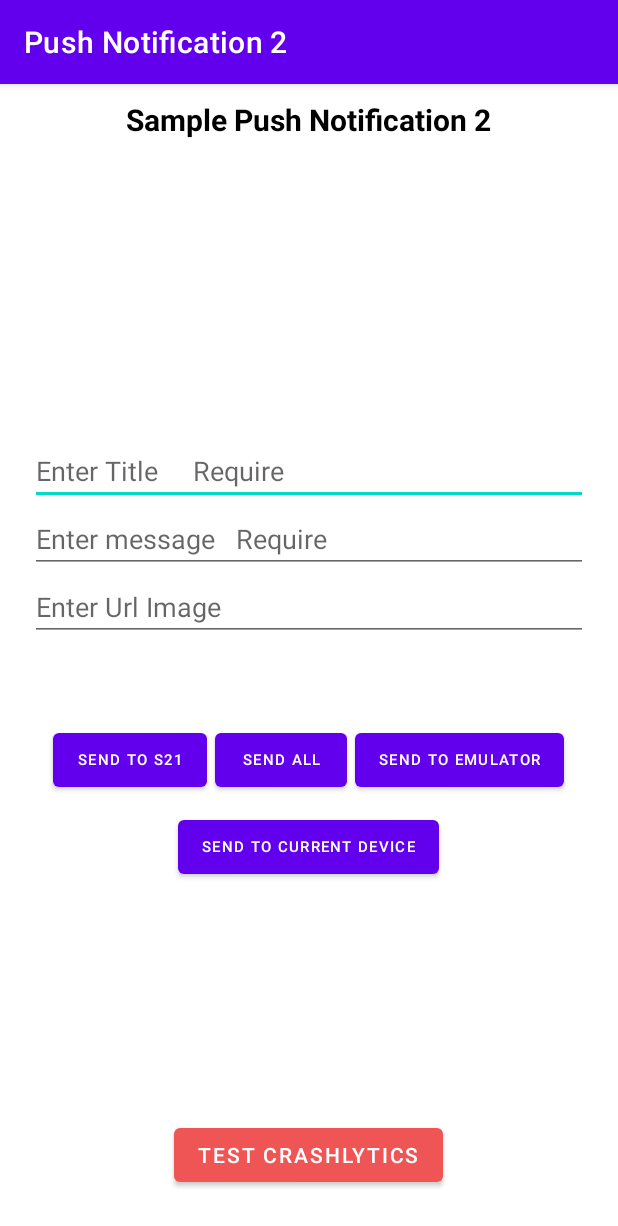
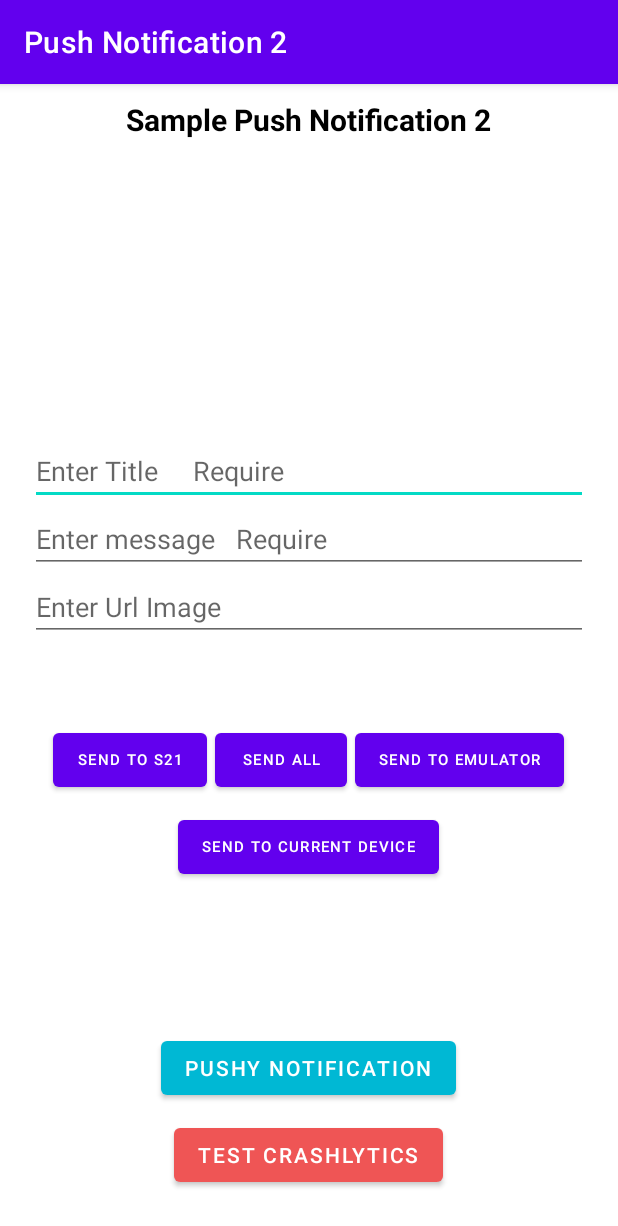
Before and after one commit to arashaltafi/Notification, an Android app: the screen it shows after launch (MainActivity), on a phone screen of 412 x 824 dp. Shown: the top 1226 px of the screen. Run offline under Robolectric (Android 15) with nearby library versions, the phone set to English and light mode, and no system bars; libraries missing offline, so code that uses them is left out: me.pushy.sdk; 1 statement that could not run was skipped.

Commit message:
Commit Add Pushy

```diff
--- a/app/src/main/java/com/arash/altafi/notification2/MainActivity.kt
+++ b/app/src/main/java/com/arash/altafi/notification2/MainActivity.kt
@@ -1,26 +1,38 @@
 package com.arash.altafi.notification2
 
 import android.content.Context
-import androidx.appcompat.app.AppCompatActivity
+import android.content.Intent
+import android.net.Uri
 import android.os.Bundle
 import android.util.Log
+import androidx.appcompat.app.AppCompatActivity
 import com.google.android.gms.tasks.OnCompleteListener
 import com.google.firebase.messaging.FirebaseMessaging
+import com.google.gson.Gson
 import kotlinx.android.synthetic.main.activity_main.*
 import kotlinx.coroutines.CoroutineScope
 import kotlinx.coroutines.Dispatchers
 import kotlinx.coroutines.launch
+import me.pushy.sdk.Pushy
 
 class MainActivity : AppCompatActivity() {
 
     private val topic = "/topics/myTopic2"
+    private var deviceToken: String? = null
+    private lateinit var registerForPushNotificationsAsync: RegisterForPushNotificationsAsync
 
     override fun onCreate(savedInstanceState: Bundle?) {
         super.onCreate(savedInstanceState)
         setContentView(R.layout.activity_main)
 
+        pushy()
+
         btnTestCrashlytics.setOnClickListener {
             throw RuntimeException("Test Crash")
+        }
+
+        btnPushyNotification.setOnClickListener {
+            startActivity(Intent(Intent.ACTION_VIEW, Uri.parse("https://arashaltafi.ir/pushy/")))
         }
 
         FirebaseService.sharedPref = getSharedPreferences("sharedPref", Context.MODE_PRIVATE)
@@ -99,16 +111,45 @@ class MainActivity : AppCompatActivity() {
 
     }
 
+    private fun pushy() {
+        //get data
+        val id = intent.getIntExtra("id", 0)
+        val message = intent.getStringExtra("message")
+        val success = intent.getBooleanExtra("success", false)
+        Log.i("test123321", "pushy: id = $id")
+        Log.i("test123321", "pushy: message = $message")
+        Log.i("test123321", "pushy: success = $success")
+
+        //register
+        if (!Pushy.isRegistered(this)) {
+            RegisterForPushNotificationsAsync(this).execute()
+        } else {
+            // Start Pushy notification service if not already running
+            Pushy.listen(this)
+
+            //create topic
+//            Pushy.subscribe("new_topic", this)
+
+            // Enable FCM Fallback Delivery
+            // Pushy.toggleFCM(true, this)
+
+            // Get device token from SharedPreferences
+            registerForPushNotificationsAsync = RegisterForPushNotificationsAsync(this)
+            deviceToken = registerForPushNotificationsAsync.getDeviceToken()
+            Log.i("test123321", "pushy token: $deviceToken")
+        }
+    }
+
     private fun sendNotification(notification: PushNotification) = CoroutineScope(Dispatchers.IO).launch {
         try {
             val response = RetrofitInstance.api.postNotification(notification)
             if(response.isSuccessful) {
-//                Log.d("test123321", "Response: ${Gson().toJson(response)}")
+                Log.d("test123321", "Response Successful: ${Gson().toJson(response)}")
             } else {
-//                Log.e("test123321", response.errorBody().toString())
+                Log.e("test123321", "Response Error: ${response.errorBody()}")
             }
         } catch(e: Exception) {
-            Log.e("test123321", e.toString())
+            Log.e("test123321", "Exception: $e")
         }
     }
 }
--- a/app/src/main/res/layout/activity_main.xml
+++ b/app/src/main/res/layout/activity_main.xml
@@ -106,6 +106,17 @@
     </androidx.appcompat.widget.LinearLayoutCompat>
 
     <com.google.android.material.button.MaterialButton
+        android:id="@+id/btnPushyNotification"
+        android:layout_width="wrap_content"
+        android:layout_height="wrap_content"
+        android:layout_centerHorizontal="true"
+        android:layout_marginBottom="10dp"
+        android:text="Pushy Notification"
+        android:layout_above="@+id/btnTestCrashlytics"
+        android:textColor="@color/white"
+        app:backgroundTint="#00B8D4" />
+
+    <com.google.android.material.button.MaterialButton
         android:id="@+id/btnTestCrashlytics"
         android:layout_width="wrap_content"
         android:layout_height="wrap_content"
```
Also changed, not shown: app/build.gradle (+7 -0 lines), app/src/main/AndroidManifest.xml (+43 -0 lines), app/src/main/java/com/arash/altafi/notification2/PushReceiver.kt (added, +56 -0 lines), app/src/main/java/com/arash/altafi/notification2/RegisterForPushNotificationsAsync.kt (added, +81 -0 lines), 1 other file.
